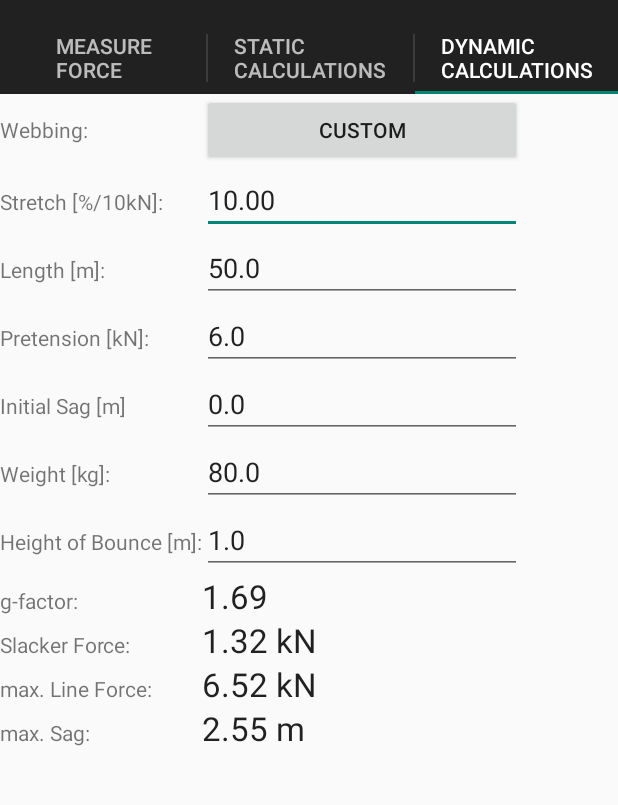
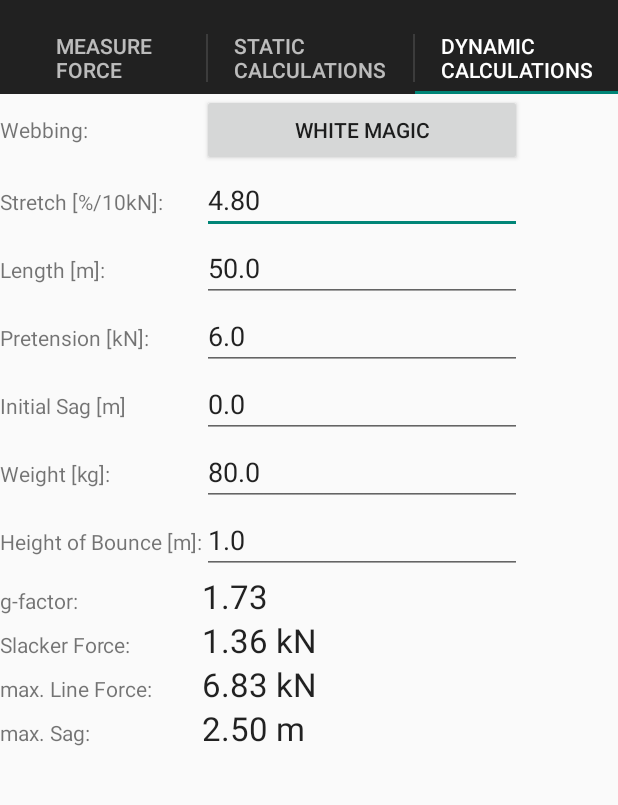
Before and after one commit to namlit/Slackforce, an Android app: the screen it shows after launch (MainActivity), tab 3 chosen, on a phone screen of 412 x 824 dp, the part 62-867 px from its top. Run offline under Robolectric (Android 15) with nearby library versions, the phone set to English and light mode, and no system bars.

Commit message:
add non-linear stretch support

```diff
--- a/app/src/main/java/namlit/slackforce/CalcForceFragment.java
+++ b/app/src/main/java/namlit/slackforce/CalcForceFragment.java
@@ -114,6 +114,8 @@ public class CalcForceFragment extends Fragment {
         updateAllTextFields();
         updateCalculations();
         markParameterToCalculate();
+
+        mStretch.clearFocus();
 
         mWebbing.setOnClickListener(new View.OnClickListener() {
             public void onClick(View view) {
@@ -314,7 +316,7 @@ public class CalcForceFragment extends Fragment {
                 mSlackineCalculations.setWebbing(Manufacturer.getManufacturerByID(manufacturerID).getWebbingByID(webbingID));
 
                 mWebbing.setText(mSlackineCalculations.getWebbingName());
-                mStretch.setText( String.format(Locale.ENGLISH, "%.1f", mSlackineCalculations.getStretchCoefficient() / 1e-6));
+                mStretch.setText( String.format(Locale.ENGLISH, "%.2f", mSlackineCalculations.getStretchCoefficient() / 1e-6));
 
                 updateCalculations();
             }
@@ -336,9 +338,9 @@ public class CalcForceFragment extends Fragment {
 
             switch (mParameterChanged) {
                 case STRETCH:
-                    double stretch = Double.valueOf(mStretch.getText().toString()) * 1e-6; // unit at textfield is %/10kN
+                    double stretch = Double.valueOf(mStretch.getText().toString()) * 1e-2; // unit at textfield is %/10kN
                     if (mSlackineCalculations.getStretchCoefficient() != stretch)
-                        mSlackineCalculations.setWebbing(new Webbing("Custom", stretch));
+                        mSlackineCalculations.setWebbing(new Webbing("Custom", new StretchBehavior(new StretchPoint(30e3, 3*stretch))));
                     break;
 
                 case LENGTH:
@@ -417,7 +419,7 @@ public class CalcForceFragment extends Fragment {
     private void updateAllTextFields()
     {
         mWebbing.setText(mSlackineCalculations.getWebbingName());
-        mStretch.setText(String.format(Locale.ENGLISH, "%.1f", mSlackineCalculations.getStretchCoefficient() / 1e-6));
+        mStretch.setText(String.format(Locale.ENGLISH, "%.2f", mSlackineCalculations.getStretchCoefficient() / 1e-6));
         mLength.setText(String.format(Locale.ENGLISH, "%.1f", mSlackineCalculations.getLength()));
         mSag.setText(String.format(Locale.ENGLISH, "%.2f", mSlackineCalculations.getSag()));
         mWeight.setText(String.format(Locale.ENGLISH, "%.1f", mSlackineCalculations.getWeightOfSlackliner()));
@@ -507,7 +509,7 @@ public class CalcForceFragment extends Fragment {
         if (webbing != null)
             mSlackineCalculations.setWebbing(webbing);
         else {
-            mSlackineCalculations.setWebbing(new Webbing(webbingName, stretch));
+            mSlackineCalculations.setWebbing(new Webbing(webbingName, new StretchBehavior(new StretchPoint(30e3, 3*stretch*1e4))));
         }
         mSlackineCalculations.setLength(length);
         mSlackineCalculations.setSag(sag);
--- a/app/src/main/java/namlit/slackforce/MeasureForceFragment.java
+++ b/app/src/main/java/namlit/slackforce/MeasureForceFragment.java
@@ -311,11 +311,11 @@ public class MeasureForceFragment extends Fragment {
 
     private void readFromTextFields()
     {
-        double stretch = Double.valueOf(mStretch.getText().toString()) * 1e-6; // unit at textfield is %/10kN
+        double stretch = Double.valueOf(mStretch.getText().toString()) * 1e-2; // unit at textfield is %/10kN
         double lineWeight = Double.valueOf(mLineWeight.getText().toString()) / 1e3;
         if (mSlacklineMeasurements.getStretchCoefficient() != stretch || mSlacklineMeasurements.getWeightPerMeter() != lineWeight)
         {
-            mSlacklineMeasurements.setWebbing(new Webbing("Custom", lineWeight, stretch));
+            mSlacklineMeasurements.setWebbing(new Webbing("Custom", lineWeight, new StretchBehavior(new StretchPoint(30e3, 3*stretch))));
         }
 
         double length = Double.valueOf(mLength.getText().toString());
@@ -337,7 +337,7 @@ public class MeasureForceFragment extends Fragment {
         if (webbing != null)
             mSlacklineMeasurements.setWebbing(webbing);
         else {
-            mSlacklineMeasurements.setWebbing(new Webbing(webbingName, weightPerMeter, stretch));
+            mSlacklineMeasurements.setWebbing(new Webbing(webbingName, weightPerMeter, new StretchBehavior(new StretchPoint(30e3, 3*stretch*1e4))));
         }
         mSlacklineMeasurements.setLength(length);
         mIsMeasureAutomatically = isAutomaticMeasurement;
--- a/app/src/main/java/slacklib/Manufacturer.java
+++ b/app/src/main/java/slacklib/Manufacturer.java
@@ -59,7 +59,7 @@ public class Manufacturer
 		return mName;
 	}
 
-	public void addWebbing(String name, double weightPerMeter, double stretchCoefficient, double breakingStrength, double width)
+	public void addWebbing(String name, double weightPerMeter, StretchBehavior stretchCoefficient, double breakingStrength, double width)
 	{
 		mWebbings.add(new Webbing(name, this, weightPerMeter, stretchCoefficient, breakingStrength, width));
 	}
--- /dev/null
+++ b/app/src/main/java/slacklib/StretchBehavior.java
@@ -0,0 +1,83 @@
+package slacklib;
+
+/**
+ * Created by tilman on 06.07.15.
+ */
+public class StretchBehavior {
+    private StretchPoint mStretchPoints[];
+
+    public StretchBehavior(StretchPoint... stretchPoints)
+    {
+        mStretchPoints = new StretchPoint[stretchPoints.length + 1];
+        mStretchPoints[0] = new StretchPoint(0, 0);
+
+        for(int i = 0; i < stretchPoints.length; i++)
+        {
+            mStretchPoints[i+1] = stretchPoints[i];
+        }
+    }
+
+    public StretchBehavior(double forcePoints[], double stretchPoints[])
+    {
+        if (forcePoints.length != stretchPoints.length)
+            return;
+
+        mStretchPoints = new StretchPoint[forcePoints.length + 1];
+        mStretchPoints[0] = new StretchPoint(0, 0);
+        for (int i = 0; i < forcePoints.length; i++) {
+            mStretchPoints[i+1] = new StretchPoint(forcePoints[i], stretchPoints[i]);
+        }
+    }
+
+    public double getForce(double knownForce, double relativeChangeInLength)
+    {
+        double deltaL0 = getStretch(knownForce);
+        return getForce(deltaL0 + relativeChangeInLength);
+    }
+
+    public double getForce(double stretch) {
+
+        if (stretch <= 0)
+            return 0;
+        if (mStretchPoints.length <= 1)
+            return 0;
+
+        int i = 0;
+        while (mStretchPoints[i].getStretch() < stretch) {
+
+            i++;
+            if (i >= mStretchPoints.length-1)
+                break;
+        }
+
+        double x1 = mStretchPoints[i-1].getStretch();
+        double x2 = mStretchPoints[i].getStretch();
+        double y1 = mStretchPoints[i-1].getForce();
+        double y2 = mStretchPoints[i].getForce();
+
+        return (y2-y1) / (x2 - x1) * (stretch - x1) + y1;
+    }
+
+    public double getStretch(double force) {
+        if (force <= 0)
+            return 0;
+        if (mStretchPoints.length <= 1)
+            return 0;
+
+        int i = 0;
+        while (mStretchPoints[i].getForce() < force) {
+
+            i++;
+            if (i >= mStretchPoints.length-1)
+                break;
+        }
+
+        double x1 = mStretchPoints[i-1].getForce();
+        double x2 = mStretchPoints[i].getForce();
+        double y1 = mStretchPoints[i-1].getStretch();
+        double y2 = mStretchPoints[i].getStretch();
+
+        return (y2-y1) / (x2 - x1) * (force - x1) + y1;
+    }
+
+}
--- /dev/null
+++ b/app/src/main/java/slacklib/StretchPoint.java
@@ -0,0 +1,21 @@
+package slacklib;
+
+/**
+ * Created by tilman on 06.07.15.
+ */
+public class StretchPoint {
+
+    private double mForce;
+    private double mStretch;
+
+    public StretchPoint(double force, double stretch) {
+        mForce = force;
+        mStretch = stretch;
+    }
+    public double getForce() {
+        return mForce;
+    }
+    public double getStretch() {
+        return mStretch;
+    }
+}
--- a/app/src/main/java/slacklib/Webbing.java
+++ b/app/src/main/java/slacklib/Webbing.java
@@ -9,8 +9,8 @@ public class Webbing
 	private String mName;
 	private Manufacturer mManufacturer;
 	private double mWeightPerMeter; // [kg/m]
-	private double mStretchCoefficient; // [percent / 100N]
-	private StretchPoint[] mStretchPoints = null;
+	//private double mStretchCoefficient; // [percent / 100N]
+	private StretchBehavior mStretchBehavior;
 	private double mBreakingStrength; // [kN]
 	private double mWidth; // [mm]
 
@@ -46,49 +46,64 @@ public class Webbing
 		Manufacturer slackpro = new Manufacturer("SlackPro");
 		Manufacturer slacktivity = new Manufacturer("Slacktivity");
 
-		balanceCommunity.addWebbing("Aero", 59e-3, 9.97e-6, 33.4, 25.4);
-		balanceCommunity.addWebbing("Mantra MK4: Flight", 76e-3, 4.21e-6, 42, 25.4);
-		balanceCommunity.addWebbing("RAGEline", 104e-3, 6.9e-6, 42, 31.8);
-		balanceCommunity.addWebbing("Spider Silk MKII", 48e-3, 1.9e-6, 67, 25.4);
-		balanceCommunity.addWebbing("Threaded Slack-Spec Tubular", 70e-3, 16e-6, 33.4, 25.4);
-		balanceCommunity.addWebbing("Type 18 MKII", 62e-3, 14.79e-6, 35.6, 25.4);
 
-		elephant.addWebbing("blueWing", 63e-3, 10e-6, 30, 25);
-		elephant.addWebbing("flash'line", 86e-3, 2.67e-6, 45, 50);
-		elephant.addWebbing("Passion", 69e-3, 12e-6, 33, 25);
-		elephant.addWebbing("Wing 3.5", 54e-3, 7.8e-6, 30, 35);
-
-		landcruising.addWebbing("Core 2 HS", 0.0715, 6*1e-6, 44, 25);
-		landcruising.addWebbing("Core 2 LS", 0.0699, 2*1e-6, 44, 25);
-		landcruising.addWebbing("Matrix", 100e-3, 10e-6, 45.5, 32);
-		landcruising.addWebbing("Matrix Outer", 58e-3, 15e-6, 27, 32);
-		landcruising.addWebbing("Sonic 2.0", 68e-3, 13e-6, 35, 25);
-		landcruising.addWebbing("T-Wave", 80e-3, 12e-6, 38, 25);
-		landcruising.addWebbing("Verve 25mm", 59e-3, 11e-6, 32, 25);
-		landcruising.addWebbing("Verve 35mm", 67e-3, 7e-6, 36, 35);
-		landcruising.addWebbing("Wave", 42e-3, 20e-6, 21, 25);
-		landcruising.addWebbing("Wave Tape", 38e-3, 23e-6, 18, 19);
-		landcruising.addWebbing("White Magic", 0.058, 5*1e-6, 32.5, 25);
+		double aeroForces[] = {1e3, 2e3, 3e3, 4e3, 5e3, 6e3, 7e3, 8e3, 9e3, 10e3, 11e3, 12e3, 13e3, 14e3, 15e3, 16e3, 17e3, 18e3, 19e3, 20e3};
+		double aeroStretch[] = {0.002, 0.004, 0.011, 0.0193, 0.0333, 0.052, 0.0686, 0.0812, 0.0932, 0.0997, 0.1062, 0.1108, 0.1150, 0.1193, 0.1236, 0.1277, 0.1318, 0.1357, 0.1391, 0.1424};
+		double mantraForces[] = {1e3, 2e3, 3e3, 4e3, 5e3, 6e3, 7e3, 8e3, 9e3, 10e3, 11e3, 12e3, 13e3, 14e3, 15e3, 16e3, 17e3, 18e3, 19e3, 20e3};
+		double mantraStretch[] = {0.0026, 0.0056, 0.0092, 0.0133, 0.0178, 0.0226, 0.0275, 0.0325, 0.0373, 0.0421, 0.0467, 0.0511, 0.0552, 0.059, 0.0625, 0.0657, 0.0687, 0.0715, 0.0741, 0.0765};
+		double type18forces[] = {1e3, 2e3, 3e3, 4e3, 5e3, 6e3, 7e3, 8e3, 9e3, 10e3, 11e3, 12e3, 13e3};
+		double type18stretch[] ={0.0106, 0.0239, 0.0452, 0.0694, 0.0880, 0.1033, 0.1169, 0.1278, 0.1384, 0.1479, 0.1570, 0.1665, 0.1740};
+		balanceCommunity.addWebbing("Aero", 59e-3, new StretchBehavior(aeroForces, aeroStretch), 33.4, 25.4);
+		balanceCommunity.addWebbing("Mantra MK4: Flight", 76e-3, new StretchBehavior(mantraForces, mantraStretch), 42, 25.4);
+		balanceCommunity.addWebbing("RAGEline", 104e-3, new StretchBehavior(new StretchPoint(12e3, 0.0831)), 42, 31.8);
+		balanceCommunity.addWebbing("Spider Silk MKII", 48e-3, new StretchBehavior(new StretchPoint(13.4e3, 0.025)), 67, 25.4);
+		balanceCommunity.addWebbing("Threaded Slack-Spec Tubular", 70e-3, new StretchBehavior(new StretchPoint(6.7e3, 0.111)), 33.4, 25.4);
+		balanceCommunity.addWebbing("Type 18 MKII", 62e-3, new StretchBehavior(type18forces, type18stretch), 35.6, 25.4);
 
 
-		slackliner.addWebbing("Sigma Impact", 64e-3, 10.3e-6, 35, 25);
-		slackliner.addWebbing("Sigma LG", 66e-3, 3.2e-6, 38, 66);
-		slackliner.addWebbing("Sigma N (Jormungand)", 0.055, 17*1e-6, 26, 25);
-		slackliner.addWebbing("Sigma P", 0.057, 5*1e-6, 30, 25);
-		slackliner.addWebbing("Sigma X (HeliX)", 44e-3, 19e-6, 21, 25);
+		elephant.addWebbing("blueWing", 63e-3, new StretchBehavior(new StretchPoint(7e3, 0.072), new StretchPoint(15e3, 0.145)), 30, 25);
+		elephant.addWebbing("flash'line", 86e-3, new StretchBehavior(new StretchPoint(7.5e3, 0.02)), 45, 50);
+		elephant.addWebbing("Passion", 69e-3, new StretchBehavior(new StretchPoint(7.5e3, 0.11), new StretchPoint(15e3, 0.15)), 33, 25);
+		elephant.addWebbing("Wing 3.5", 54e-3, new StretchBehavior(new StretchPoint(7.5e3, 0.059)), 30, 35);
 
-		slacklineTools.addWebbing("AIR", 63e-3, 6.6e-6, 25, 45);
-		slacklineTools.addWebbing("CLASSIC", 52e-3, 8e-6, 25, 30);
-		slacklineTools.addWebbing("KIDS", 64e-3, 10e-6, 25, 45);
-		slacklineTools.addWebbing("SOFT", 48e-3, 26e-6, 21, 30);
-		slacklineTools.addWebbing("STRONG II", 67e-3, 7.5e-6, 36, 25);
+		double coreHSForce[] = {4e3, 6e3, 7e3, 8e3, 9e3, 10e3, 11e3, 12e3, 13e3, 14e3, 15e3, 16e3};
+		double coreHSStretch[] = {0.011, 0.016, 0.022, 0.03, 0.042, 0.057, 0.061, 0.065, 0.069, 0.073, 0.077, 0.081};
+		double coreLSForce[] = {4e3, 6e3, 7e3, 8e3, 9e3, 10e3, 11e3, 12e3, 13e3, 14e3, 15e3, 16e3};
+		double coreLSStretch[]= {0.008, 0.011, 0.013, 0.016, 0.018, 0.02, 0.022, 0.025, 0.028, 0.03, 0.033, 0.037};
+		double tWaveForce[] = {2e3, 4e3, 6e3, 7e3, 8e3, 9e3, 10e3, 11e3, 12e3, 13e3, 14e3, 15e3, 16e3};
+		double tWaveStretch[] = {0.031, 0.072, 0.1, 0.115, 0.126, 0.136, 0.143, 0.152, 0.158, 0.166, 0.172, 0.178, 0.184};
+		double whiteMagicForces[] = {2e3, 4e3, 6e3, 7e3, 8e3, 9e3, 10e3};
+		double whiteMagicStretch[] = {0.005, 0.01, 0.02, 0.026, 0.033, 0.041, 0.048};
+		landcruising.addWebbing("Core 2 HS", 0.0715, new StretchBehavior(coreHSForce, coreHSStretch), 44, 25);
+		landcruising.addWebbing("Core 2 LS", 0.0699, new StretchBehavior(coreLSForce, coreLSStretch), 44, 25);
+		landcruising.addWebbing("Matrix", 100e-3, new StretchBehavior(new StretchPoint(12e3, 0.145), new StretchPoint(45.5e3, 0.34)), 45.5, 32);
+		landcruising.addWebbing("Matrix Outer", 58e-3, new StretchBehavior(new StretchPoint(9e3, 0.14), new StretchPoint(27e3, 0.32)), 27, 32);
+		landcruising.addWebbing("Sonic 2.0", 68e-3, new StretchBehavior(new StretchPoint(10e3, 0.13), new StretchPoint(35e3, 0.27)), 35, 25);
+		landcruising.addWebbing("T-Wave", 80e-3, new StretchBehavior(tWaveForce, tWaveStretch), 38, 25);
+		landcruising.addWebbing("Verve 25mm", 59e-3, new StretchBehavior(new StretchPoint(10e3, 0.11)), 32, 25);
+		landcruising.addWebbing("Verve 35mm", 67e-3, new StretchBehavior(new StretchPoint(11.6e3, 0.085)), 36, 35);
+		landcruising.addWebbing("Wave", 42e-3, new StretchBehavior(new StretchPoint(7e3, 0.145), new StretchPoint(21e3, 0.32)), 21, 25);
+		landcruising.addWebbing("Wave Tape", 38e-3, new StretchBehavior(new StretchPoint(6e3, 0.14), new StretchPoint(18e3, 0.32)), 18, 19);
+		landcruising.addWebbing("White Magic", 0.058, new StretchBehavior(whiteMagicForces, whiteMagicStretch), 32.5, 25);
 
-		slackpro.addWebbing("NEON-Light", 0.057, 3.75*1e-6, 33, 25);
-		slackpro.addWebbing("Green-Lightning", 0.072, 3.5*1e-6, 42, 25);
 
-		slacktivity.addWebbing("BLACK-WHITE", 89e-3, 6e-6, 43, 25);
-		slacktivity.addWebbing("Marathon", 61.5e-3, 4e-6, 37, 25);
-		slacktivity.addWebbing("redTUBE", 76e-3, 18e-6, 32, 25);
+		slackliner.addWebbing("Sigma Impact", 64e-3, new StretchBehavior(new StretchPoint(11.7e3, 0.12)), 35, 25);
+		slackliner.addWebbing("Sigma LG", 66e-3, new StretchBehavior(new StretchPoint(12e3, 0.038)), 38, 66);
+		slackliner.addWebbing("Sigma N (Jormungand)", 0.055, new StretchBehavior(new StretchPoint(8.7e3, 0.139), new StretchPoint(10e3, 0.17), new StretchPoint(26e3, 0.28)), 26, 25);
+		slackliner.addWebbing("Sigma X (HeliX)", 44e-3, new StretchBehavior(new StretchPoint(8e3, 0.155), new StretchPoint(21e3, 0e264)), 21, 25);
+
+		slacklineTools.addWebbing("AIR", 63e-3, new StretchBehavior(new StretchPoint(6e3, 0.04), new StretchPoint(25e3, 0.15)), 25, 45);
+		slacklineTools.addWebbing("CLASSIC", 52e-3, new StretchBehavior(new StretchPoint(6e3, 0.05), new StretchPoint(25e3, 0.13)), 25, 30);
+		slacklineTools.addWebbing("KIDS", 64e-3, new StretchBehavior(new StretchPoint(6e3, 0.06), new StretchPoint(25e3, 0.16)), 25, 45);
+		slacklineTools.addWebbing("SOFT", 48e-3, new StretchBehavior(new StretchPoint(6e3, 0.13), new StretchPoint(21e3, 0.32)), 21, 30);
+		slacklineTools.addWebbing("STRONG II", 67e-3, new StretchBehavior(new StretchPoint(6e3, 0.045), new StretchPoint(36e3, 0.15)), 36, 25);
+
+		slackpro.addWebbing("NEON-Light", 0.057, new StretchBehavior(new StretchPoint(10e3, 0.0375)), 33, 25);
+		slackpro.addWebbing("Green-Flash", 0.072, new StretchBehavior(new StretchPoint(10e3, 0.035), new StretchPoint(15e3, 0.05), new StretchPoint(20e3, 0.065)), 42, 25);
+
+		slacktivity.addWebbing("BLACK-WHITE", 89e-3, new StretchBehavior(new StretchPoint(10e3, 6)), 43, 25);
+		slacktivity.addWebbing("Marathon", 61.5e-3, new StretchBehavior(new StretchPoint(10e3, 0.04)), 37, 25);
+		slacktivity.addWebbing("redTUBE", 76e-3, new StretchBehavior(new StretchPoint(10e3, 0.18)), 32, 25);
 
 		updateListOfWebbings();
 	}
@@ -103,29 +118,29 @@ public class Webbing
 		return null;
 	}
 
-	public Webbing(String name, double stretchCoefficient)
+	public Webbing(String name, StretchBehavior stretchBehavior)
 	{
-		this("Custom", null, 0, stretchCoefficient, 0, 0);
+		this("Custom", null, 0, stretchBehavior, 0, 0);
 	}
 
-	public Webbing(String name, double lineWeight , double stretchCoefficient)
+	public Webbing(String name, double lineWeight , StretchBehavior stretchBehavior)
 	{
-		this("Custom", null, lineWeight, stretchCoefficient, 0, 0);
+		this("Custom", null, lineWeight, stretchBehavior, 0, 0);
 	}
 
-	public Webbing(String name, Manufacturer manufacturer, double weightPerMeter, double stretchCoefficient, double breakingStrength, double width)
+	public Webbing(String name, Manufacturer manufacturer, double weightPerMeter, StretchBehavior stretchBehavior, double breakingStrength, double width)
 	{
 		this.mName = name;
 		this.mManufacturer = manufacturer;
 		this.mWeightPerMeter = weightPerMeter;
-		this.mStretchCoefficient = stretchCoefficient;
+		this.mStretchBehavior = stretchBehavior;
 		this.mBreakingStrength = breakingStrength;
 		this.mWidth = width;
 	}
 
 	public Webbing()
 	{
-		this("Custom", null, 0.05, 1e-5, 30000, 25);
+		this("Custom", null, 0.05, new StretchBehavior(new StretchPoint(30e3,5e-6)), 30000, 25);
 	}
 
 
@@ -152,29 +167,18 @@ public class Webbing
 
 	public double getStretchCoefficient()
 	{
-		return mStretchCoefficient;
+		return mStretchBehavior.getStretch(10e3) / 10e3;
 	}
 
-	public double getStretch(double workingForce)
-	{ //todo: sollte noch überarbeitet werden
-		if (mStretchPoints == null || mStretchPoints.length == 0)
-			return workingForce * getStretchCoefficient();
-		int i = 0;
-		while(workingForce > mStretchPoints[i].getForce())
-		{
-			if (i == mStretchPoints.length - 1)
-				return mStretchPoints[i].getStretch();
-			i++;
-		}
-
-		double x1 = mStretchPoints[i-1].getForce();
-		double x2 = mStretchPoints[i].getForce();
-		double y1 = mStretchPoints[i-1].getStretch();
-		double y2 = mStretchPoints[i].getStretch();
-
-		return (y2-y1) / (x2-x1) * (workingForce - x1) + y1;
+	public double getForce(double knownForce, double relativeChangeInLength)
+	{
+		return mStretchBehavior.getForce(knownForce, relativeChangeInLength);
 	}
 
+	public double getStretch(double force)
+	{
+		return mStretchBehavior.getStretch(force);
+	}
 
 
 	public double getBreakingStrength()
@@ -198,23 +202,6 @@ public class Webbing
 		return mName;
 	}
 
-	public class StretchPoint{
-		private double force;
-		private double stretch;
-		StretchPoint(double force, double stretch){
-			this.force = force;
-			this.stretch = stretch;
-		}
-
-		public double getForce() {
-			return force;
-		}
-
-		public double getStretch() {
-			return stretch;
-		}
-	}
-
 
 	private void setName(String name)
 	{
@@ -231,10 +218,10 @@ public class Webbing
 		this.mWeightPerMeter = weightPerMeter;
 	}
 
-	private void setStretchCoefficient(double stretchCoefficient)
-	{
-		this.mStretchCoefficient = stretchCoefficient;
-	}
+//	private void setStretchCoefficient(double stretchCoefficient)
+//	{
+//		this.mStretchCoefficient = stretchCoefficient;
+//	}
 
 	private void setBreakingStrength(double breakingStrength)
 	{
--- a/app/src/main/res/layout/fragment_calc_force.xml
+++ b/app/src/main/res/layout/fragment_calc_force.xml
@@ -45,7 +45,7 @@
                     android:layout_height="wrap_content"
                     android:inputType="numberDecimal"
                     android:ems="10"
-                    android:id="@+id/stretch" />
+                    android:id="@+id/stretch"/>
             </TableRow>
 
             <TableRow
```
Also changed, not shown: app/src/main/java/namlit/slackforce/DynamicForceFragment.java (+5 -5 lines), app/src/main/java/slacklib/SlacklineCalculations.java (+62 -56 lines).
